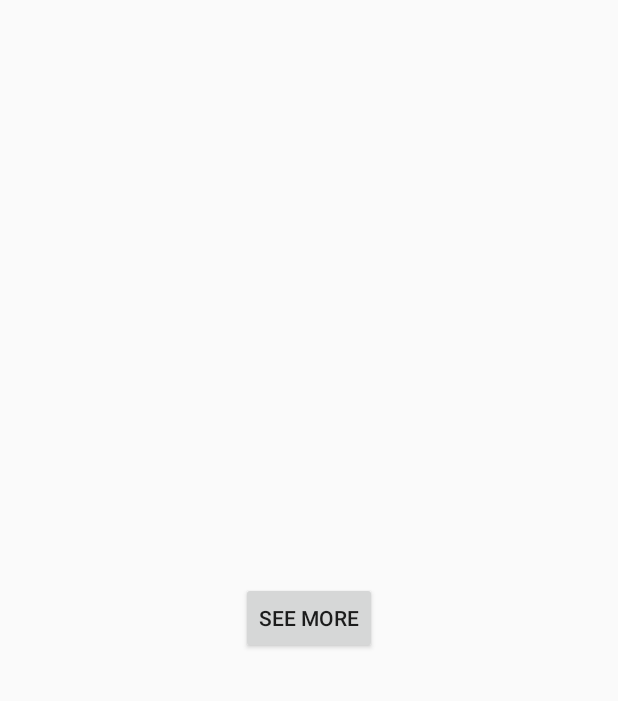
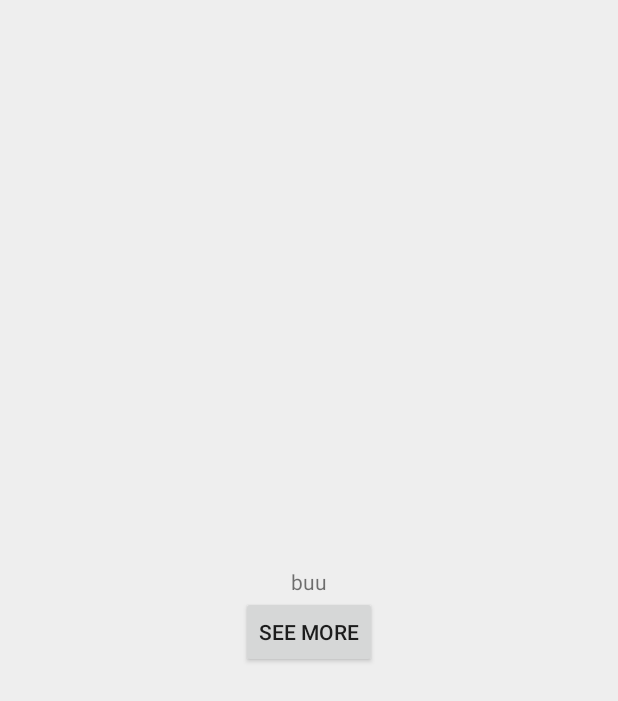
Before and after one commit to sinemzd/Polygonal-Weather, an Android app: the layout weather_widget.xml on its own in the app's theme, with its tools: preview values and no code run, on a phone screen of 412 x 824 dp. Shown: the top 701 px of the screen. Run offline under Robolectric (Android 15) with nearby library versions, the phone set to English and light mode, and no system bars.

Commit message:
31 July 2018 Widget Development

```diff
--- a/mobile/src/main/res/layout/weather_widget.xml
+++ b/mobile/src/main/res/layout/weather_widget.xml
@@ -1,13 +1,23 @@
 <?xml version="1.0" encoding="utf-8"?>
-<RelativeLayout xmlns:android="http://schemas.android.com/apk/res/android"
+<LinearLayout xmlns:android="http://schemas.android.com/apk/res/android"
     android:layout_width="match_parent"
-    android:layout_height="match_parent">
+    android:layout_height="match_parent"
+    android:orientation="vertical"
+    android:background="#eee"
+    android:gravity="center">
+
+    <TextView
+        android:id="@+id/weather_Description"
+        android:layout_width="wrap_content"
+        android:layout_height="wrap_content"
+        android:text="buu"/>
 
     <Button
-        android:id="@+id/widget"
-        android:layout_width="wrap_content "
+        android:id="@+id/widget_button"
+        android:layout_width="wrap_content"
         android:layout_height="wrap_content"
-        android:layout_centerInParent="true"
         android:text="See More"/>
 
-</RelativeLayout>
+
+
+</LinearLayout>
```
Also changed, not shown: mobile/src/main/AndroidManifest.xml (+15 -1 lines), mobile/src/main/java/com/sinemdalak/weatherforecasting/MainActivity.java (+6 -7 lines), mobile/src/main/java/com/sinemdalak/weatherforecasting/WidgetProvider.java (+33 -0 lines), mobile/src/main/res/xml/appwidget_style.xml (added, +11 -0 lines).
